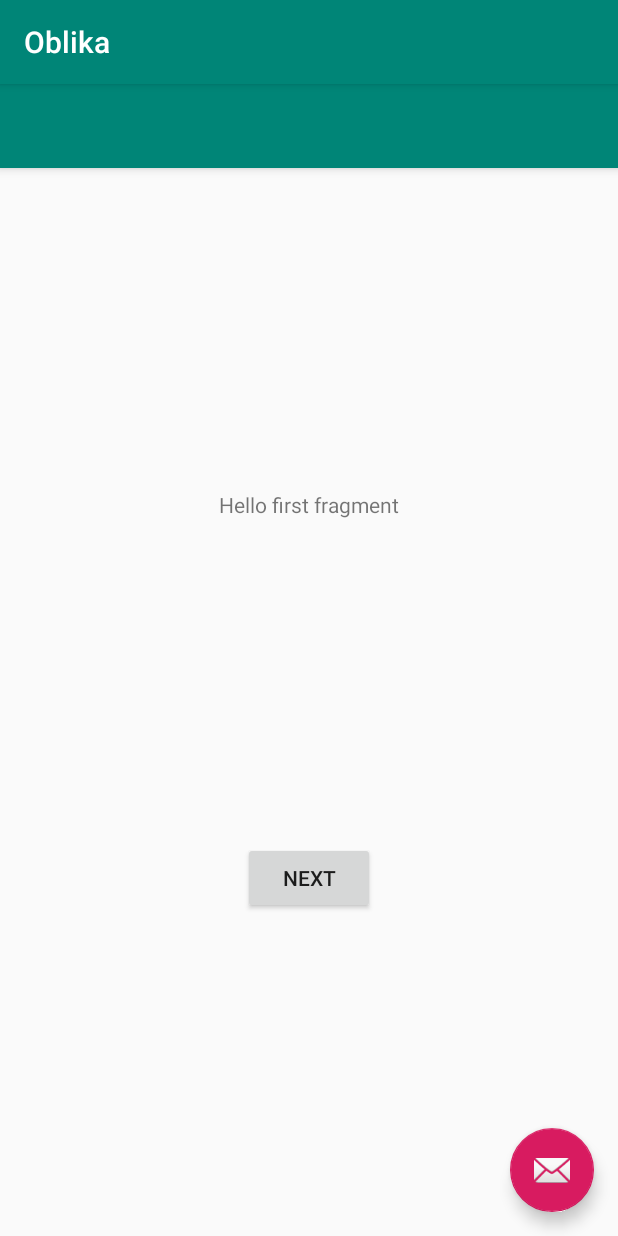
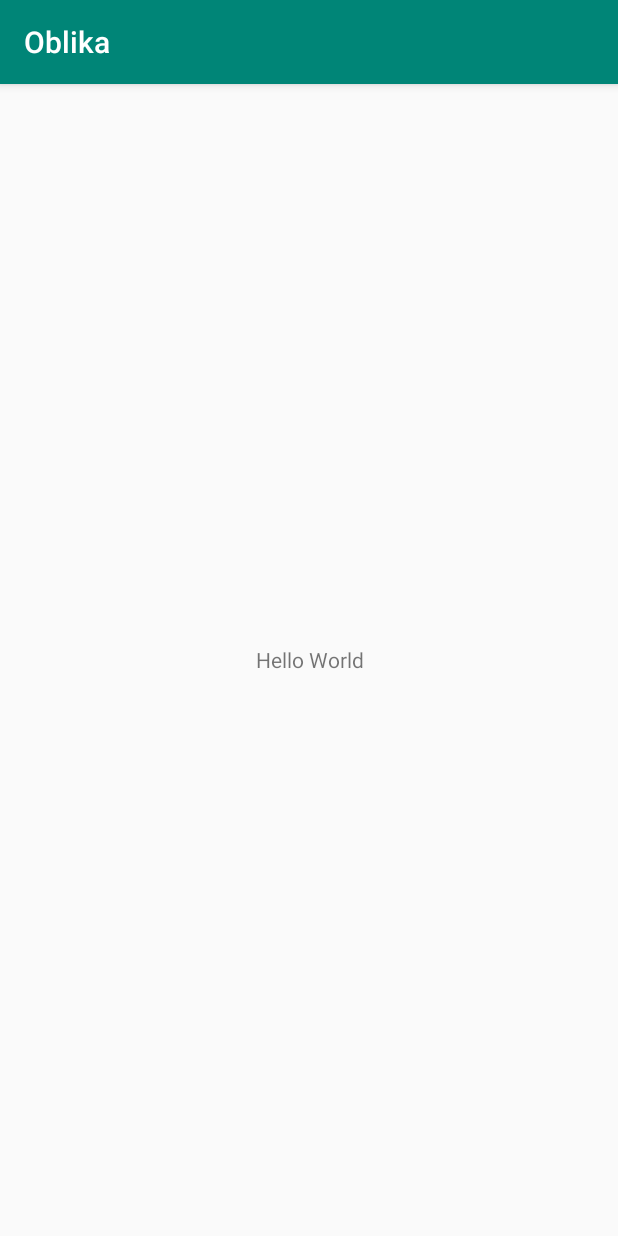
Before and after one commit to MathieuDS13/Oblika, an Android app: the screen it shows after launch (MainActivity), on a phone screen of 412 x 824 dp. Run offline under Robolectric (Android 15) with nearby library versions, the phone set to English and light mode, and no system bars; our stand-ins replace data binding.

Commit message:
Hello World

```diff
--- a/app/src/main/AndroidManifest.xml
+++ b/app/src/main/AndroidManifest.xml
@@ -12,7 +12,7 @@
         android:theme="@style/AppTheme">
 
         <activity
-            android:name=".MainActivity">
+            android:name=".activities.MainActivity">
             <intent-filter>
                 <action android:name="android.intent.action.MAIN" />
                 <category android:name="android.intent.category.LAUNCHER" />
@@ -20,7 +20,7 @@
         </activity>
 
         <activity
-            android:name=".GameActivity"
+            android:name=".activities.GameActivity"
             android:configChanges="orientation|screenSize"
             android:theme="@android:style/Theme.NoTitleBar.Fullscreen">
         </activity>
--- a/app/src/main/java/licence/projet/oblika/FirstFragment.java
+++ /dev/null
@@ -1,35 +0,0 @@
-package licence.projet.oblika;
-
-import android.os.Bundle;
-import android.view.LayoutInflater;
-import android.view.View;
-import android.view.ViewGroup;
-
-import android.support.annotation.NonNull;
-import android.support.v4.app.Fragment;
-
-import androidx.navigation.fragment.NavHostFragment;
-
-public class FirstFragment extends Fragment {
-
-    @Override
-    public View onCreateView(
-            LayoutInflater inflater, ViewGroup container,
-            Bundle savedInstanceState
-    ) {
-        // Inflate the layout for this fragment
-        return inflater.inflate(R.layout.fragment_first, container, false);
-    }
-
-    public void onViewCreated(@NonNull View view, Bundle savedInstanceState) {
-        super.onViewCreated(view, savedInstanceState);
-
-        view.findViewById(R.id.button_first).setOnClickListener(new View.OnClickListener() {
-            @Override
-            public void onClick(View view) {
-                NavHostFragment.findNavController(FirstFragment.this)
-                        .navigate(R.id.action_FirstFragment_to_SecondFragment);
-            }
-        });
-    }
-}
--- a/app/src/main/java/licence/projet/oblika/MainActivity.java
+++ /dev/null
@@ -1,29 +0,0 @@
-package licence.projet.oblika;
-
-import android.os.Bundle;
-import android.support.design.widget.FloatingActionButton;
-import android.support.design.widget.Snackbar;
-import android.support.v7.app.AppCompatActivity;
-import android.support.v7.widget.Toolbar;
-import android.view.View;
-
-public class  MainActivity extends AppCompatActivity {
-
-    @Override
-    protected void onCreate(Bundle savedInstanceState) {
-        super.onCreate(savedInstanceState);
-        setContentView(R.layout.activity_main);
-        Toolbar toolbar = findViewById(R.id.toolbar);
-        setSupportActionBar(toolbar);
-
-        FloatingActionButton fab = findViewById(R.id.fab);
-        fab.setOnClickListener(new View.OnClickListener() {
-            @Override
-            public void onClick(View view) {
-                Snackbar.make(view, "Replace with your own action", Snackbar.LENGTH_LONG)
-                        .setAction("Action", null).show();
-            }
-        });
-    }
-
-}
--- a/app/src/main/java/licence/projet/oblika/GameActivity.java
+++ b/app/src/main/java/licence/projet/oblika/activities/GameActivity.java
@@ -1,4 +1,4 @@
-package licence.projet.oblika;
+package licence.projet.oblika.activities;
 
 import android.app.Activity;
 import android.opengl.GLSurfaceView;
--- a/app/src/main/res/layout/activity_main.xml
+++ b/app/src/main/res/layout/activity_main.xml
@@ -1,33 +1,19 @@
 <?xml version="1.0" encoding="utf-8"?>
-<android.support.design.widget.CoordinatorLayout xmlns:android="http://schemas.android.com/apk/res/android"
-    xmlns:app="http://schemas.android.com/apk/res-auto"
-    xmlns:tools="http://schemas.android.com/tools"
+<layout xmlns:android="http://schemas.android.com/apk/res/android"
     android:layout_width="match_parent"
     android:layout_height="match_parent"
-    tools:context=".MainActivity">
+    xmlns:app="http://schemas.android.com/apk/res-auto">
 
-    <android.support.design.widget.AppBarLayout
+
+    <TextView
+        android:id="@+id/textView"
         android:layout_width="match_parent"
-        android:layout_height="wrap_content"
-        android:theme="@style/AppTheme.AppBarOverlay">
+        android:layout_height="match_parent"
+        app:layout_constraintBottom_toBottomOf="parent"
+        app:layout_constraintTop_toTopOf="parent"
+        app:layout_constraintRight_toRightOf="parent"
+        app:layout_constraintLeft_toLeftOf="parent"
+        android:gravity="center"
+        android:text="Hello World" />
 
-        <android.support.v7.widget.Toolbar
-            android:id="@+id/toolbar"
-            android:layout_width="match_parent"
-            android:layout_height="?attr/actionBarSize"
-            android:background="?attr/colorPrimary"
-            app:popupTheme="@style/AppTheme.PopupOverlay" />
-
-    </android.support.design.widget.AppBarLayout>
-
-    <include layout="@layout/content_main" />
-
-    <android.support.design.widget.FloatingActionButton
-        android:id="@+id/fab"
-        android:layout_width="wrap_content"
-        android:layout_height="wrap_content"
-        android:layout_gravity="bottom|end"
-        android:layout_margin="@dimen/fab_margin"
-        app:srcCompat="@android:drawable/ic_dialog_email" />
-
-</android.support.design.widget.CoordinatorLayout>
+</layout>
--- a/app/src/main/res/layout/content_main.xml
+++ /dev/null
@@ -1,19 +0,0 @@
-<?xml version="1.0" encoding="utf-8"?>
-<android.support.constraint.ConstraintLayout xmlns:android="http://schemas.android.com/apk/res/android"
-    xmlns:app="http://schemas.android.com/apk/res-auto"
-    android:layout_width="match_parent"
-    android:layout_height="match_parent"
-    app:layout_behavior="@string/appbar_scrolling_view_behavior">
-
-    <fragment
-        android:id="@+id/nav_host_fragment"
-        android:name="androidx.navigation.fragment.NavHostFragment"
-        android:layout_width="0dp"
-        android:layout_height="0dp"
-        app:defaultNavHost="true"
-        app:layout_constraintBottom_toBottomOf="parent"
-        app:layout_constraintLeft_toLeftOf="parent"
-        app:layout_constraintRight_toRightOf="parent"
-        app:layout_constraintTop_toTopOf="parent"
-        app:navGraph="@navigation/nav_graph" />
-</android.support.constraint.ConstraintLayout>
--- a/app/src/main/res/layout/fragment_first.xml
+++ /dev/null
@@ -1,28 +0,0 @@
-<?xml version="1.0" encoding="utf-8"?>
-<android.support.constraint.ConstraintLayout xmlns:android="http://schemas.android.com/apk/res/android"
-    xmlns:app="http://schemas.android.com/apk/res-auto"
-    xmlns:tools="http://schemas.android.com/tools"
-    android:layout_width="match_parent"
-    android:layout_height="match_parent"
-    tools:context=".FirstFragment">
-
-    <TextView
-        android:id="@+id/textview_first"
-        android:layout_width="wrap_content"
-        android:layout_height="wrap_content"
-        android:text="@string/hello_first_fragment"
-        app:layout_constraintBottom_toTopOf="@id/button_first"
-        app:layout_constraintEnd_toEndOf="parent"
-        app:layout_constraintStart_toStartOf="parent"
-        app:layout_constraintTop_toTopOf="parent" />
-
-    <Button
-        android:id="@+id/button_first"
-        android:layout_width="wrap_content"
-        android:layout_height="wrap_content"
-        android:text="@string/next"
-        app:layout_constraintBottom_toBottomOf="parent"
-        app:layout_constraintEnd_toEndOf="parent"
-        app:layout_constraintStart_toStartOf="parent"
-        app:layout_constraintTop_toBottomOf="@id/textview_first" />
-</android.support.constraint.ConstraintLayout>
--- a/app/src/main/res/navigation/nav_graph.xml
+++ /dev/null
@@ -1,28 +0,0 @@
-<?xml version="1.0" encoding="utf-8"?>
-<navigation xmlns:android="http://schemas.android.com/apk/res/android"
-    xmlns:app="http://schemas.android.com/apk/res-auto"
-    xmlns:tools="http://schemas.android.com/tools"
-    android:id="@+id/nav_graph"
-    app:startDestination="@id/FirstFragment">
-
-    <fragment
-        android:id="@+id/FirstFragment"
-        android:name="licence.projet.oblika.FirstFragment"
-        android:label="@string/first_fragment_label"
-        tools:layout="@layout/fragment_first">
-
-        <action
-            android:id="@+id/action_FirstFragment_to_SecondFragment"
-            app:destination="@id/SecondFragment" />
-    </fragment>
-    <fragment
-        android:id="@+id/SecondFragment"
-        android:name="licence.projet.oblika.SecondFragment"
-        android:label="@string/second_fragment_label"
-        tools:layout="@layout/fragment_second">
-
-        <action
-            android:id="@+id/action_SecondFragment_to_FirstFragment"
-            app:destination="@id/FirstFragment" />
-    </fragment>
-</navigation>
```
Also changed, not shown: app/src/main/java/licence/projet/oblika/SecondFragment.java (deleted, +0 -35 lines), app/src/main/java/licence/projet/oblika/activities/MainActivity.java (added, +16 -0 lines), app/src/main/res/layout/fragment_second.xml (deleted, +0 -27 lines).
